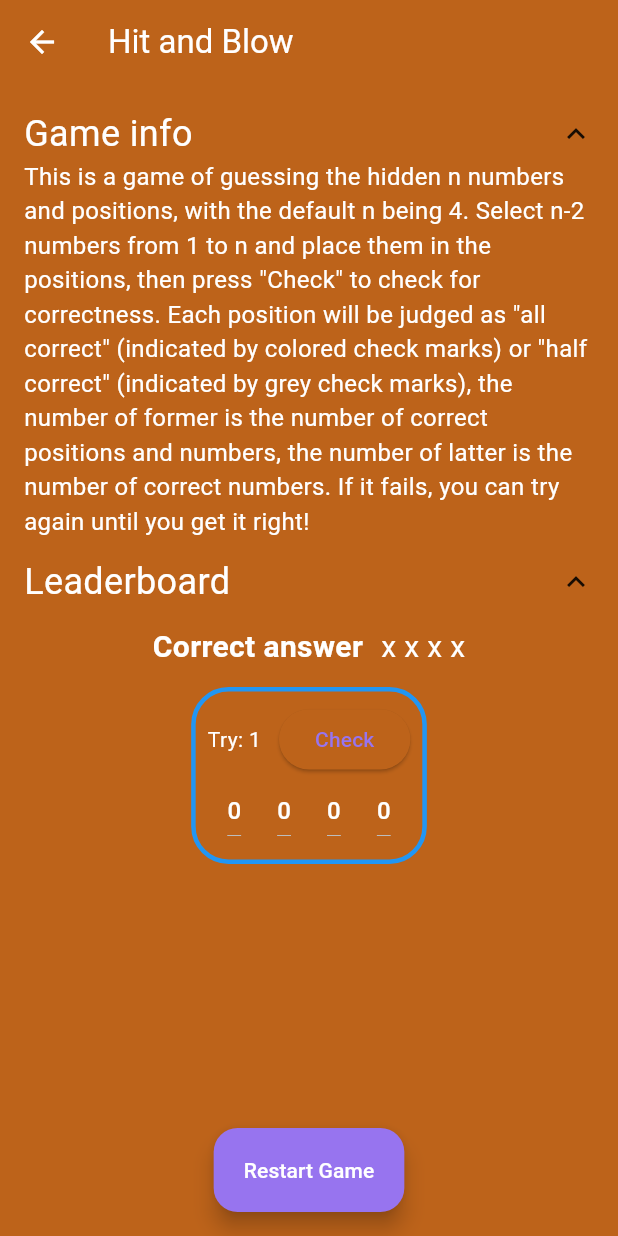
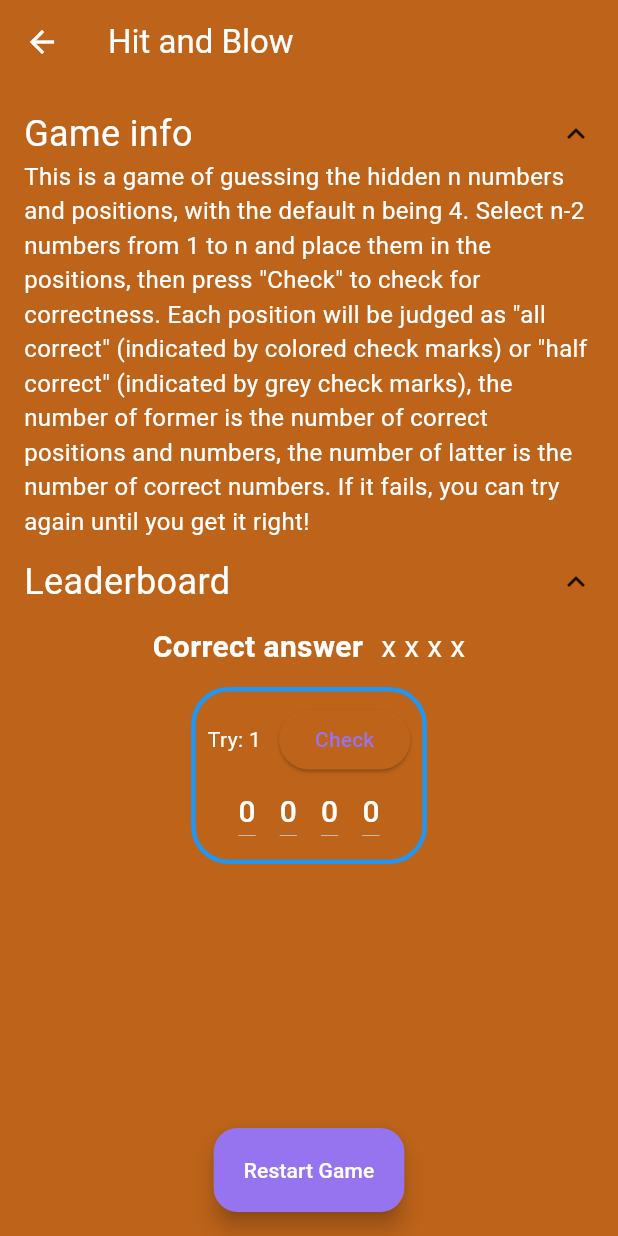
Before and after one commit to z7workbench/minigames, a Flutter app: the HitAndBlowHome screen opened directly, after a tap on "Start Game", on a phone screen of 412 x 824 dp. Run offline on Flutter 3.47's test engine with Material 2 defaults, Android fonts, the phone set to English and light mode, and no system bars; Roboto replaces fonts that are missing (MiSans).

Commit message:
pref: styles

```diff
--- a/lib/games/hnb/hnb_boards.dart
+++ b/lib/games/hnb/hnb_boards.dart
@@ -73,7 +73,7 @@ class _CheckBoardState extends State<CheckBoard> {
               children: List.generate(
                   widget.count,
                   (index) => Padding(
-                        padding: const EdgeInsets.only(left: 12.0, right: 12.0),
+                        padding: const EdgeInsets.only(left: 8.0, right: 8.0),
                         child: GestureDetector(
                           child: DropdownButton<int>(
                             icon: const Visibility(
@@ -88,7 +88,10 @@ class _CheckBoardState extends State<CheckBoard> {
                             items: _candidates
                                 .map((e) => DropdownMenuItem<int>(
                                       value: e,
-                                      child: Text(e.toString()),
+                                      child: Text(
+                                        e.toString(),
+                                        style: regularTextStyle,
+                                      ),
                                     ))
                                 .toList(),
                           ),
--- a/lib/games/hnb/hnb_main.dart
+++ b/lib/games/hnb/hnb_main.dart
@@ -54,12 +54,12 @@ class _HitAndBlowState extends State<HitAndBlowHome> {
                               Text(
                                 S.of(context).hnb_answer,
                                 textAlign: TextAlign.start,
-                                style: boldStyle,
+                                style: regularBoldStyle,
                               ),
                               margin,
                               Text(
                                 answerText,
-                                style: subtitleTextStyle,
+                                style: regularTextStyle,
                               ),
                             ],
                             mainAxisAlignment: MainAxisAlignment.center,
--- a/lib/styles.dart
+++ b/lib/styles.dart
@@ -1,8 +1,8 @@
 import 'package:flutter/material.dart';
 
-const titleTextStyle = TextStyle(fontSize: 24.0);
-const boldStyle = TextStyle(fontSize: 20.0, fontWeight: FontWeight.w700);
-const subtitleTextStyle = TextStyle(fontSize: 20.0);
+const largeTextStyle = TextStyle(fontSize: 24.0);
+const regularBoldStyle = TextStyle(fontSize: 20.0, fontWeight: FontWeight.w700);
+const regularTextStyle = TextStyle(fontSize: 20.0);
 const docTextStyle = TextStyle(fontSize: 16.0);
 
 const containerSmallPadding = EdgeInsets.all(8.0);
--- a/lib/widgets/description_card.dart
+++ b/lib/widgets/description_card.dart
@@ -16,7 +16,7 @@ class DescriptionCard extends StatelessWidget {
           children: [
             Text(
               title,
-              style: titleTextStyle,
+              style: largeTextStyle,
               textAlign: TextAlign.center,
             ),
             Text(
--- a/lib/widgets/dropdown.dart
+++ b/lib/widgets/dropdown.dart
@@ -23,7 +23,7 @@ class _DropdownWidgetState extends State<DropdownWidget> {
                 Expanded(
                   child: Text(
                     widget.title,
-                    style: titleTextStyle,
+                    style: largeTextStyle,
                   ),
                 ),
                 Offstage(
```
